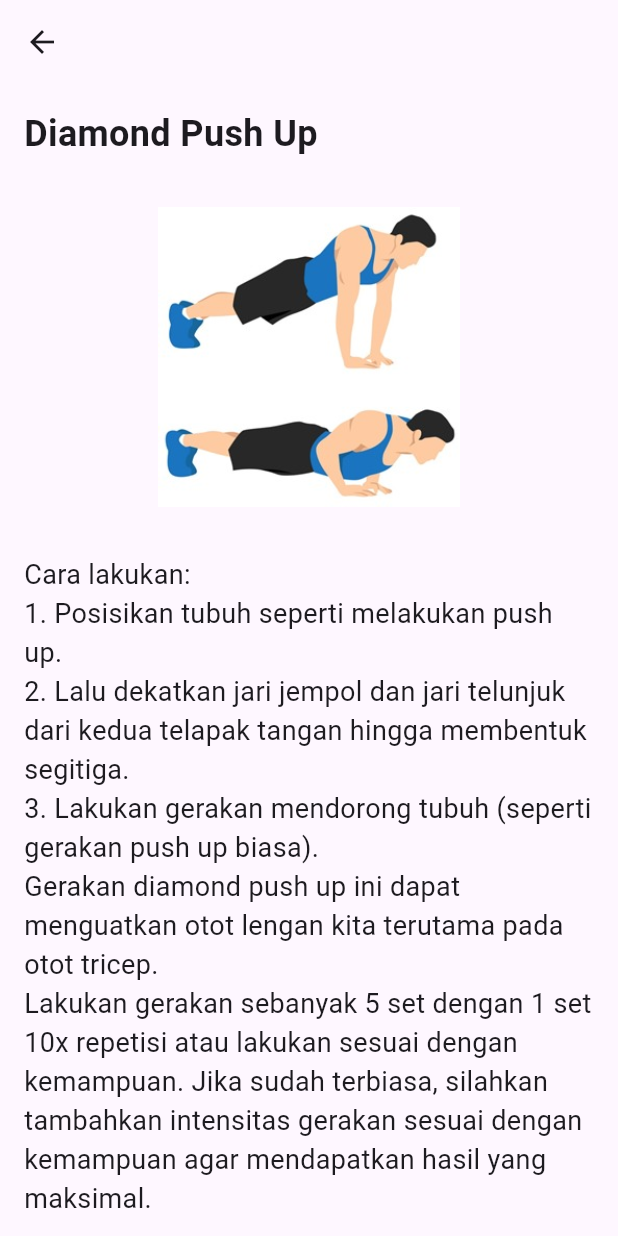
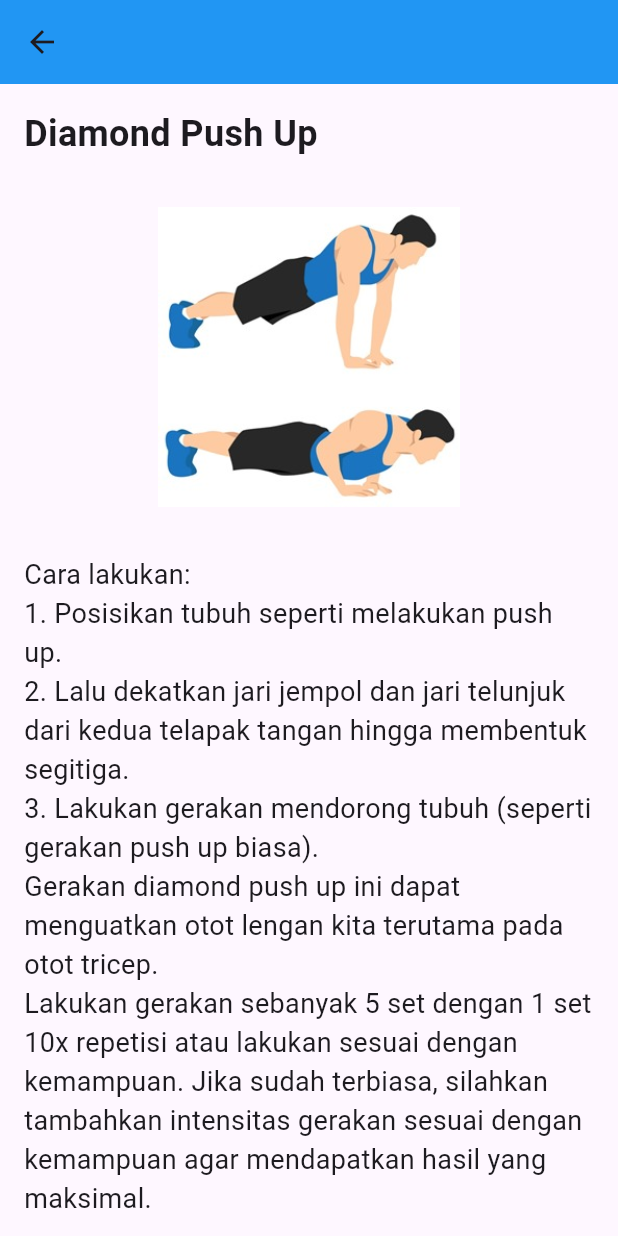
Before and after one commit to zaabsyid/daily_practice_tutorial, a Flutter app: the screen it shows after launch, after a tap on "DETAIL", on a phone screen of 412 x 824 dp. Run offline on Flutter 3.47's test engine with Material 3 defaults, Android fonts, the phone set to English and light mode, and no system bars.

Commit message:
refactor: search hint and backlground color app bar

```diff
--- a/lib/screens/detail_screen.dart
+++ b/lib/screens/detail_screen.dart
@@ -14,6 +14,7 @@ class DetailScreen extends StatelessWidget {
           icon: Icon(Icons.arrow_back),
           onPressed: () => Navigator.pop(context),
         ),
+        backgroundColor: Colors.blue,
       ),
       body: SingleChildScrollView(
         child: Column(
--- a/lib/screens/home_screen.dart
+++ b/lib/screens/home_screen.dart
@@ -53,7 +53,7 @@ class SearchBar extends StatelessWidget {
   Widget build(BuildContext context) {
     return TextField(
       decoration: InputDecoration(
-        hintText: 'Cari Latihan Disini ...',
+        hintText: 'Search Exercise Here ...',
         prefixIcon: const Icon(Icons.search),
         border: OutlineInputBorder(
           borderRadius: BorderRadius.circular(12),
```
